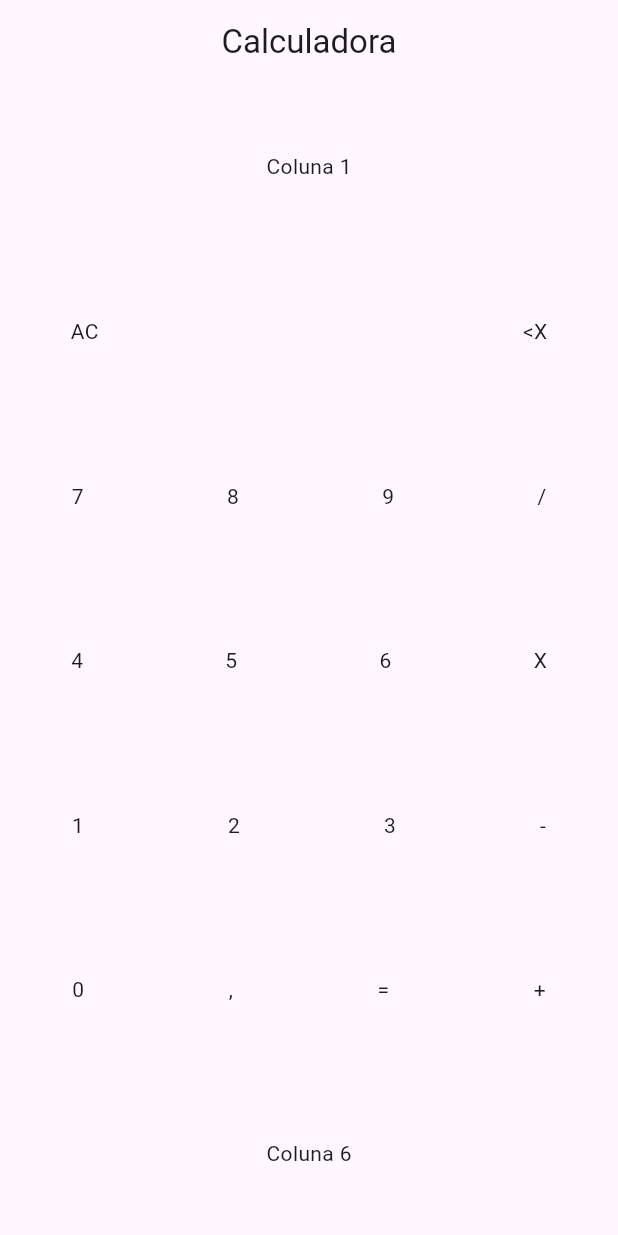
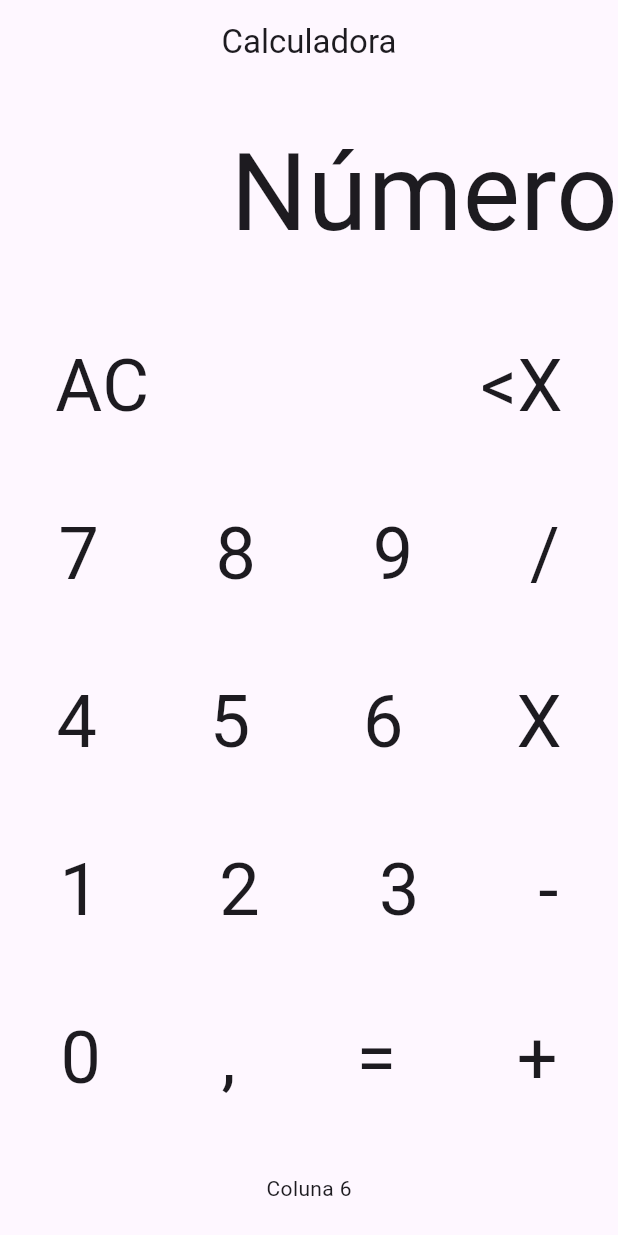
Before and after one commit to BeatrizGuesser/Calculator, a Flutter app: the screen it shows after launch, on a phone screen of 412 x 824 dp. Run offline on Flutter 3.47's test engine with Material 3 defaults, Android fonts, the phone set to English and light mode, and no system bars.

Commit message:
Added entire layout structure

```diff
--- a/lib/main.dart
+++ b/lib/main.dart
@@ -24,50 +24,112 @@ class _MyAppState extends State<MyApp> {
         body: const Column(
           mainAxisAlignment: MainAxisAlignment.spaceAround,
           children: [
-            Text('Coluna 1'),
             Row(
-              mainAxisAlignment: MainAxisAlignment.spaceAround,
+              mainAxisAlignment: MainAxisAlignment.end,
               children: [
-                Text('AC'),
-                Text(''),
-                Text(''),
-                Text('<X'),
+                Text(
+                  'Número',
+                  style: TextStyle(fontSize: 72),
+                )
               ],
             ),
             Row(
               mainAxisAlignment: MainAxisAlignment.spaceAround,
               children: [
-                Text('7'),
-                Text('8'),
-                Text('9'),
-                Text('/'),
+                Text(
+                  'AC',
+                  style: TextStyle(fontSize: 48),
+                ),
+                Text(''),
+                Text(''),
+                Text(
+                  '<X',
+                  style: TextStyle(fontSize: 48),
+                ),
               ],
             ),
             Row(
               mainAxisAlignment: MainAxisAlignment.spaceAround,
               children: [
-                Text('4'),
-                Text('5'),
-                Text('6'),
-                Text('X'),
+                Text(
+                  '7',
+                  style: TextStyle(fontSize: 48),
+                ),
+                Text(
+                  '8',
+                  style: TextStyle(fontSize: 48),
+                ),
+                Text(
+                  '9',
+                  style: TextStyle(fontSize: 48),
+                ),
+                Text(
+                  '/',
+                  style: TextStyle(fontSize: 48),
+                ),
               ],
             ),
             Row(
               mainAxisAlignment: MainAxisAlignment.spaceAround,
               children: [
-                Text('1'),
-                Text('2'),
-                Text('3'),
-                Text('-'),
+                Text(
+                  '4',
+                  style: TextStyle(fontSize: 48),
+                ),
+                Text(
+                  '5',
+                  style: TextStyle(fontSize: 48),
+                ),
+                Text(
+                  '6',
+                  style: TextStyle(fontSize: 48),
+                ),
+                Text(
+                  'X',
+                  style: TextStyle(fontSize: 48),
+                ),
               ],
             ),
             Row(
               mainAxisAlignment: MainAxisAlignment.spaceAround,
               children: [
-                Text('0'),
-                Text(','),
-                Text('='),
-                Text('+'),
+                Text(
+                  '1',
+                  style: TextStyle(fontSize: 48),
+                ),
+                Text(
+                  '2',
+                  style: TextStyle(fontSize: 48),
+                ),
+                Text(
+                  '3',
+                  style: TextStyle(fontSize: 48),
+                ),
+                Text(
+                  '-',
+                  style: TextStyle(fontSize: 48),
+                ),
+              ],
+            ),
+            Row(
+              mainAxisAlignment: MainAxisAlignment.spaceAround,
+              children: [
+                Text(
+                  '0',
+                  style: TextStyle(fontSize: 48),
+                ),
+                Text(
+                  ',',
+                  style: TextStyle(fontSize: 48),
+                ),
+                Text(
+                  '=',
+                  style: TextStyle(fontSize: 48),
+                ),
+                Text(
+                  '+',
+                  style: TextStyle(fontSize: 48),
+                ),
               ],
             ),
             Text('Coluna 6'),
```
